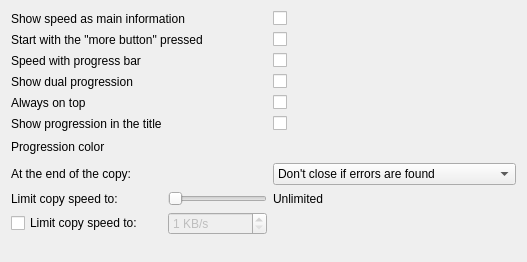
This is plugins-alternative/Themes/Supercopier/themesOptions.ui in alphaonex86/Ultracopier as Qt 5 draws it before an edit. The edited form follows.
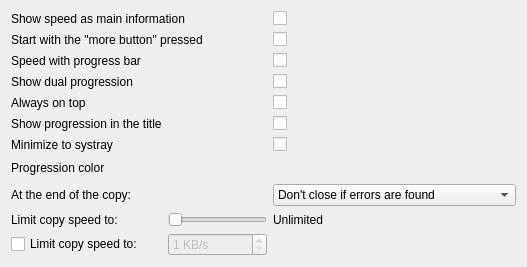
This is the edited form.

Commit message: Update to remplace Supercopier, add minimize to systray

Patch:
```diff
--- a/plugins-alternative/Themes/Supercopier/themesOptions.ui
+++ b/plugins-alternative/Themes/Supercopier/themesOptions.ui
@@ -21,10 +21,56 @@
      </property>
     </widget>
    </item>
+   <item row="8" column="2">
+    <widget class="QComboBox" name="comboBox_copyEnd">
+     <item>
+      <property name="text">
+       <string notr="true">Don't close if errors are found</string>
+      </property>
+     </item>
+     <item>
+      <property name="text">
+       <string notr="true">Never close</string>
+      </property>
+     </item>
+     <item>
+      <property name="text">
+       <string notr="true">Always close</string>
+      </property>
+     </item>
+    </widget>
+   </item>
+   <item row="12" column="0">
+    <spacer name="verticalSpacer">
+     <property name="orientation">
+      <enum>Qt::Vertical</enum>
+     </property>
+     <property name="sizeHint" stdset="0">
+      <size>
+       <width>20</width>
+       <height>40</height>
+      </size>
+     </property>
+    </spacer>
+   </item>
+   <item row="10" column="2">
+    <widget class="QLabel" name="label_SpeedMaxValue">
+     <property name="text">
+      <string notr="true">Unlimited</string>
+     </property>
+    </widget>
+   </item>
+   <item row="11" column="0">
+    <widget class="QCheckBox" name="checkBox_limitSpeed">
+     <property name="text">
+      <string>Limit copy speed to:</string>
+     </property>
+    </widget>
+   </item>
    <item row="3" column="2">
     <widget class="QCheckBox" name="showDualProgression"/>
    </item>
-   <item row="9" column="1">
+   <item row="10" column="1">
     <widget class="QSlider" name="SliderSpeed">
      <property name="maximum">
       <number>5</number>
@@ -54,21 +100,21 @@
    <item row="1" column="2">
     <widget class="QCheckBox" name="checkBoxStartWithMoreButtonPushed"/>
    </item>
-   <item row="7" column="0">
+   <item row="8" column="0">
     <widget class="QLabel" name="label_2">
      <property name="text">
       <string>At the end of the copy: </string>
      </property>
     </widget>
    </item>
-   <item row="9" column="0">
+   <item row="10" column="0">
     <widget class="QLabel" name="label_Slider_speed">
      <property name="text">
       <string>Limit copy speed to:</string>
      </property>
     </widget>
    </item>
-   <item row="7" column="1">
+   <item row="8" column="1">
     <spacer name="horizontalSpacer">
      <property name="orientation">
       <enum>Qt::Horizontal</enum>
@@ -81,53 +127,7 @@
      </property>
     </spacer>
    </item>
-   <item row="7" column="2">
-    <widget class="QComboBox" name="comboBox_copyEnd">
-     <item>
-      <property name="text">
-       <string notr="true">Don't close if errors are found</string>
-      </property>
-     </item>
-     <item>
-      <property name="text">
-       <string notr="true">Never close</string>
-      </property>
-     </item>
-     <item>
-      <property name="text">
-       <string notr="true">Always close</string>
-      </property>
-     </item>
-    </widget>
-   </item>
-   <item row="11" column="0">
-    <spacer name="verticalSpacer">
-     <property name="orientation">
-      <enum>Qt::Vertical</enum>
-     </property>
-     <property name="sizeHint" stdset="0">
-      <size>
-       <width>20</width>
-       <height>40</height>
-      </size>
-     </property>
-    </spacer>
-   </item>
-   <item row="9" column="2">
-    <widget class="QLabel" name="label_SpeedMaxValue">
-     <property name="text">
-      <string notr="true">Unlimited</string>
-     </property>
-    </widget>
-   </item>
-   <item row="10" column="0">
-    <widget class="QCheckBox" name="checkBox_limitSpeed">
-     <property name="text">
-      <string>Limit copy speed to:</string>
-     </property>
-    </widget>
-   </item>
-   <item row="10" column="1">
+   <item row="11" column="1">
     <widget class="QSpinBox" name="limitSpeed">
      <property name="enabled">
       <bool>false</bool>
@@ -150,7 +150,7 @@
      </property>
     </widget>
    </item>
-   <item row="6" column="2">
+   <item row="7" column="2">
     <widget class="QFrame" name="frameProgressionColor">
      <layout class="QHBoxLayout" name="horizontalLayout">
       <property name="spacing">
@@ -250,7 +250,7 @@
      </layout>
     </widget>
    </item>
-   <item row="6" column="0">
+   <item row="7" column="0">
     <widget class="QLabel" name="labelProgressionColor">
      <property name="text">
       <string>Progression color</string>
@@ -277,6 +277,16 @@
      </property>
     </widget>
    </item>
+   <item row="6" column="2">
+    <widget class="QCheckBox" name="minimizeToSystray"/>
+   </item>
+   <item row="6" column="0">
+    <widget class="QLabel" name="label">
+     <property name="text">
+      <string>Minimize to systray</string>
+     </property>
+    </widget>
+   </item>
   </layout>
  </widget>
  <resources/>
```
The commit also changes 37 other files.
